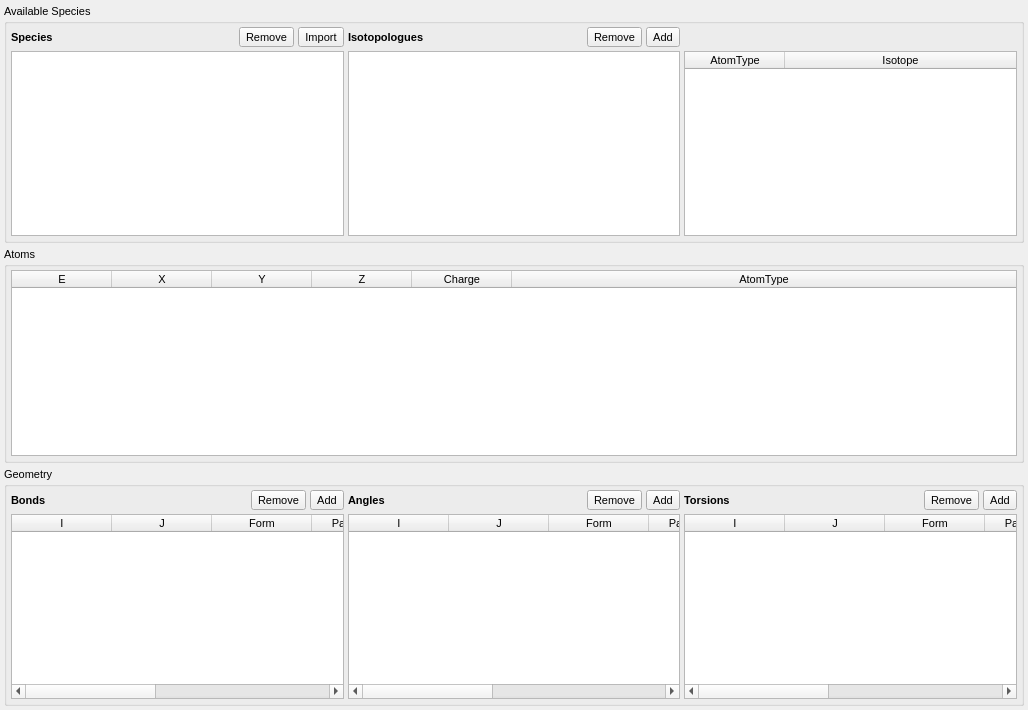
The window that src/gui/speciestab.ui (disorderedmaterials/dissolve) describes before a commit, drawn with Qt 5.
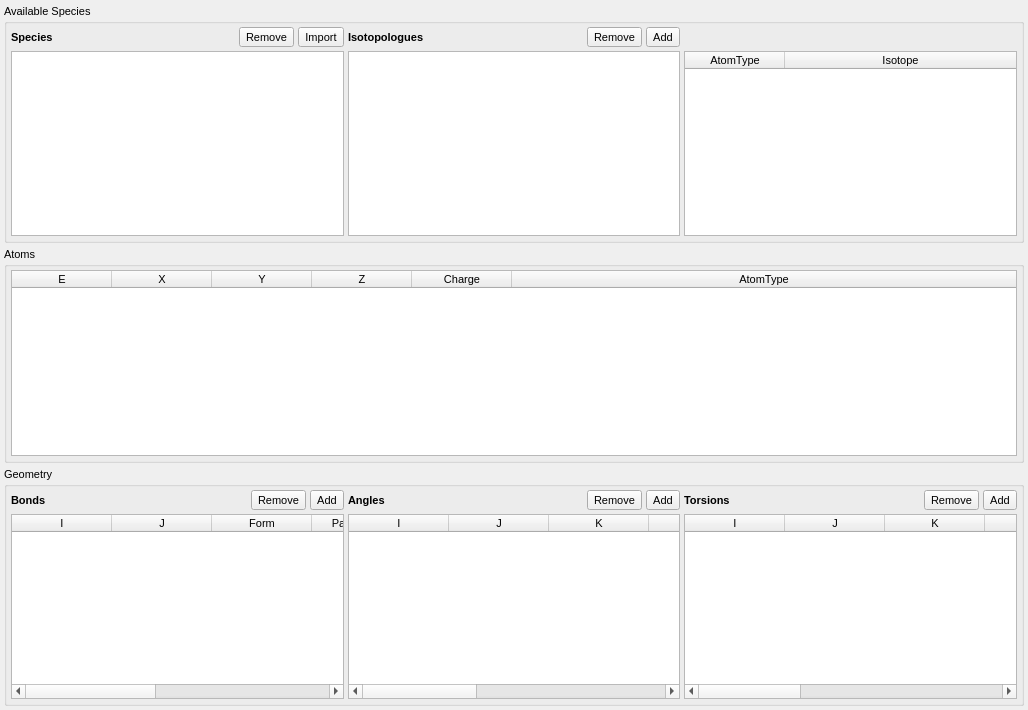
The same window after the commit. Icons and pictures are not drawn.

Diff of the .ui file:
```diff
--- a/src/gui/speciestab.ui
+++ b/src/gui/speciestab.ui
@@ -694,7 +694,7 @@
            <bool>true</bool>
           </property>
           <property name="columnCount">
-           <number>7</number>
+           <number>8</number>
           </property>
           <attribute name="horizontalHeaderVisible">
            <bool>true</bool>
@@ -718,6 +718,11 @@
             <string>J</string>
            </property>
           </column>
+          <column>
+           <property name="text">
+            <string>K</string>
+           </property>
+          </column>
           <column>
            <property name="text">
             <string>Form</string>
@@ -861,7 +866,7 @@
            <bool>true</bool>
           </property>
           <property name="columnCount">
-           <number>7</number>
+           <number>9</number>
           </property>
           <attribute name="horizontalHeaderVisible">
            <bool>true</bool>
@@ -885,6 +890,16 @@
             <string>J</string>
            </property>
           </column>
+          <column>
+           <property name="text">
+            <string>K</string>
+           </property>
+          </column>
+          <column>
+           <property name="text">
+            <string>L</string>
+           </property>
+          </column>
           <column>
            <property name="text">
             <string>Form</string>
```
